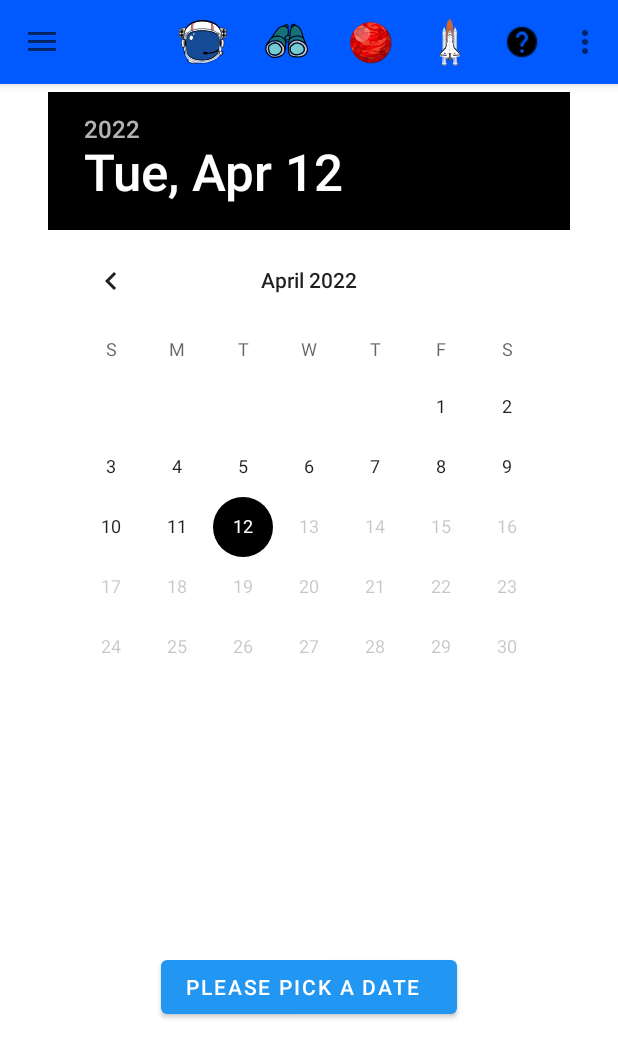
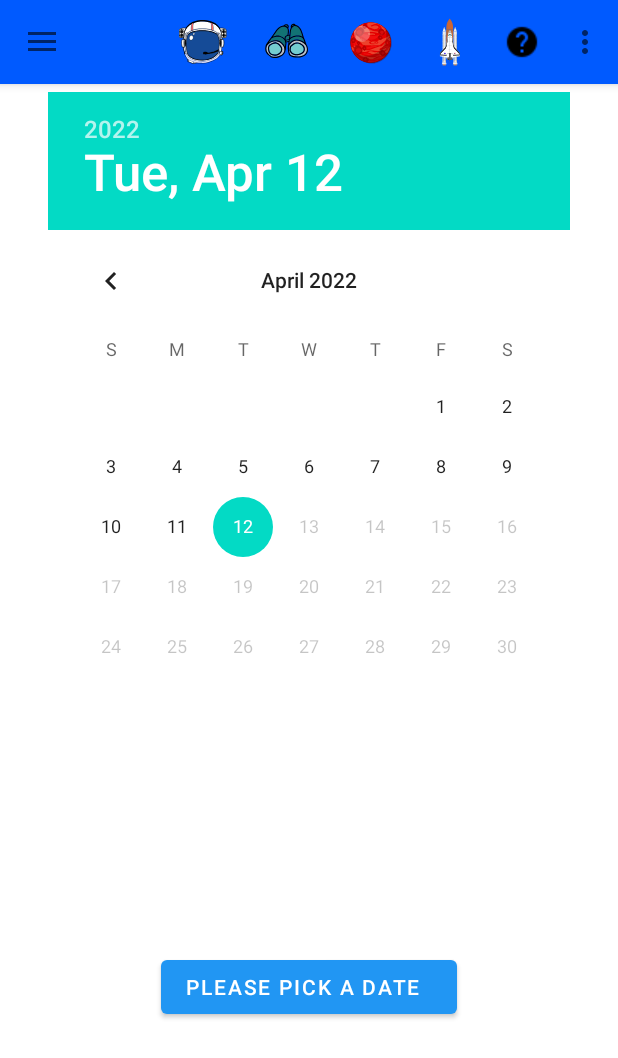
Before and after one commit to ETS-Android1/NASA_Android_App, an Android app: the screen it shows after launch (EnterDateActivity), after a tap on "Search", on a phone screen of 412 x 824 dp. Shown: the top 1058 px of the screen. Run offline under Robolectric (Android 15) with nearby library versions, the phone set to English and light mode, and no system bars; 3 statements that could not run were skipped.

```diff
--- a/app/src/main/res/values/themes.xml
+++ b/app/src/main/res/values/themes.xml
@@ -6,7 +6,7 @@
         <item name="colorPrimaryVariant">@color/purple_700</item>
         <item name="colorOnPrimary">@color/white</item>
         <!-- Secondary brand color. -->
-        <item name="colorSecondary">#000000</item>
+        <item name="colorSecondary">@color/teal_200</item>
         <item name="colorSecondaryVariant">@color/teal_700</item>
         <item name="colorOnSecondary">@color/black</item>
         <!-- Status bar color. -->
```
